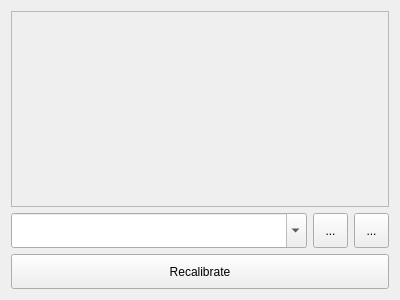
Old version of the form pages/printer/widgets/printerbed/bedmesh/bedmeshframe.ui in the repository DigitalArtifex/Flo.
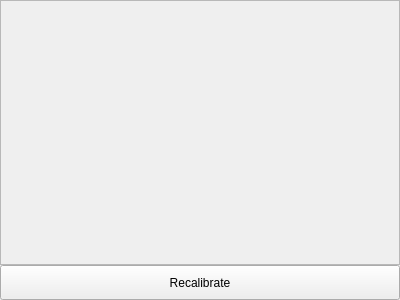
New version of the form.

What changed in the file:
```diff
--- a/pages/printer/widgets/printerbed/bedmesh/bedmeshframe.ui
+++ b/pages/printer/widgets/printerbed/bedmesh/bedmeshframe.ui
@@ -14,29 +14,22 @@
    <string>Frame</string>
   </property>
   <layout class="QGridLayout" name="gridLayout">
-   <item row="1" column="0">
-    <widget class="QComboBox" name="profileComboBox">
-     <property name="minimumSize">
-      <size>
-       <width>35</width>
-       <height>35</height>
-      </size>
-     </property>
-     <property name="maximumSize">
-      <size>
-       <width>16777215</width>
-       <height>35</height>
-      </size>
-     </property>
-     <property name="editable">
-      <bool>true</bool>
-     </property>
-     <property name="placeholderText">
-      <string>Profile (default)</string>
-     </property>
-    </widget>
-   </item>
-   <item row="0" column="0" colspan="3">
+   <property name="leftMargin">
+    <number>0</number>
+   </property>
+   <property name="topMargin">
+    <number>0</number>
+   </property>
+   <property name="rightMargin">
+    <number>0</number>
+   </property>
+   <property name="bottomMargin">
+    <number>0</number>
+   </property>
+   <property name="spacing">
+    <number>0</number>
+   </property>
+   <item row="0" column="0" colspan="2">
     <widget class="QFrame" name="bedMeshFrame">
      <property name="frameShape">
       <enum>QFrame::StyledPanel</enum>
@@ -46,45 +39,7 @@
      </property>
     </widget>
    </item>
-   <item row="1" column="2">
-    <widget class="QToolButton" name="addProfileButton">
-     <property name="minimumSize">
-      <size>
-       <width>35</width>
-       <height>35</height>
-      </size>
-     </property>
-     <property name="maximumSize">
-      <size>
-       <width>35</width>
-       <height>35</height>
-      </size>
-     </property>
-     <property name="text">
-      <string>...</string>
-     </property>
-    </widget>
-   </item>
-   <item row="1" column="1">
-    <widget class="QToolButton" name="removeProfileButton">
-     <property name="minimumSize">
-      <size>
-       <width>35</width>
-       <height>35</height>
-      </size>
-     </property>
-     <property name="maximumSize">
-      <size>
-       <width>35</width>
-       <height>35</height>
-      </size>
-     </property>
-     <property name="text">
-      <string>...</string>
-     </property>
-    </widget>
-   </item>
-   <item row="2" column="0" colspan="3">
+   <item row="1" column="0" colspan="2">
     <widget class="QPushButton" name="recalibrateButton">
      <property name="minimumSize">
       <size>
```
